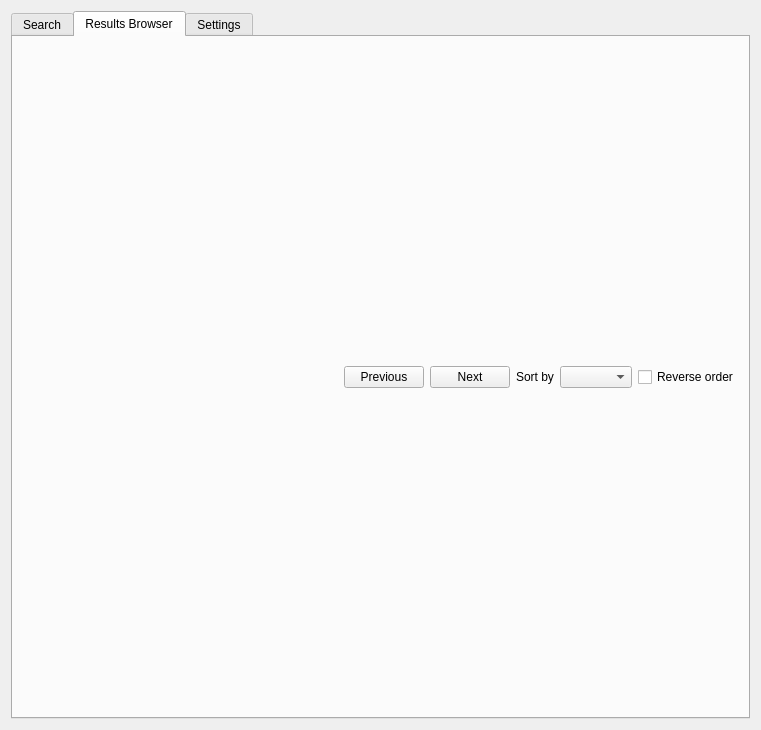
Old version of the form src/qgis_stac/ui/qgis_stac_widget.ui in the repository stac-utils/qgis-stac-plugin.
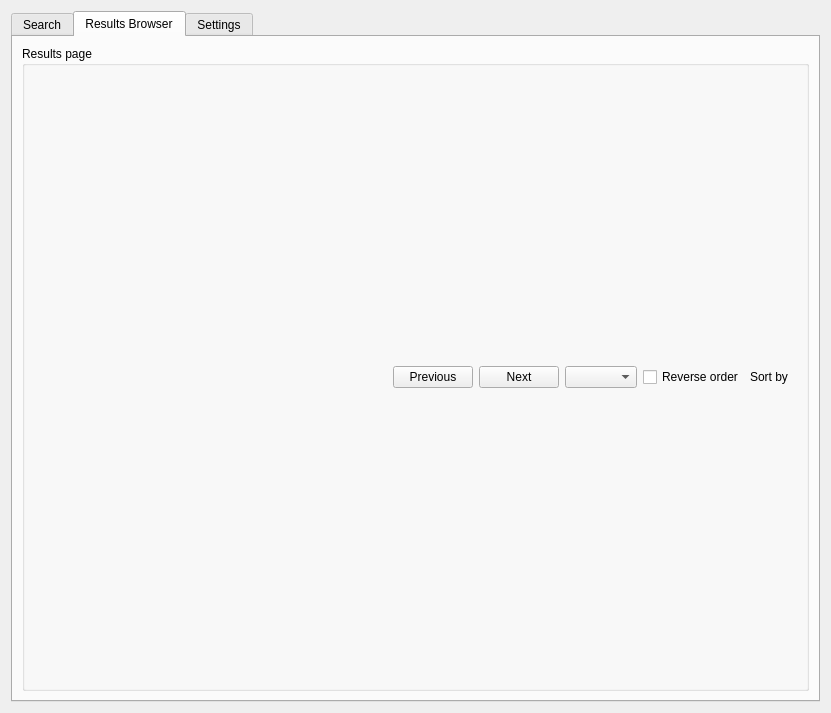
New version of the form. The open tabs and pages were chosen to show the change. Custom widgets are drawn as their Qt base class.

Commit message: hide pagination

Patch:
```diff
--- a/src/qgis_stac/ui/qgis_stac_widget.ui
+++ b/src/qgis_stac/ui/qgis_stac_widget.ui
@@ -6,8 +6,8 @@
    <rect>
     <x>0</x>
     <y>0</y>
-    <width>761</width>
-    <height>730</height>
+    <width>831</width>
+    <height>713</height>
    </rect>
   </property>
   <property name="font">
@@ -340,14 +340,32 @@
       <attribute name="title">
        <string>Results Browser</string>
       </attribute>
-      <layout class="QHBoxLayout" name="horizontalLayout_7">
+      <layout class="QVBoxLayout" name="verticalLayout_8">
+       <item>
+        <widget class="QGroupBox" name="groupBox">
+         <property name="title">
+          <string>Results page</string>
+         </property>
+         <layout class="QVBoxLayout" name="verticalLayout_9">
+          <item>
+           <layout class="QHBoxLayout" name="horizontalLayout_11"/>
+          </item>
+          <item>
+           <widget class="QWidget" name="pagination" native="true">
+            <layout class="QHBoxLayout" name="horizontalLayout_12">
        <item>
         <layout class="QHBoxLayout" name="horizontalLayout_5">
+               <property name="sizeConstraint">
+                <enum>QLayout::SetMinimumSize</enum>
+               </property>
          <item>
           <spacer name="horizontalSpacer">
            <property name="orientation">
             <enum>Qt::Horizontal</enum>
            </property>
+                 <property name="sizeType">
+                  <enum>QSizePolicy::Expanding</enum>
+                 </property>
            <property name="sizeHint" stdset="0">
             <size>
              <width>40</width>
@@ -388,6 +406,38 @@
            </property>
           </widget>
          </item>
+               <item>
+                <widget class="QComboBox" name="sort_field_cmb">
+                 <property name="sizePolicy">
+                  <sizepolicy hsizetype="Preferred" vsizetype="Maximum">
+                   <horstretch>0</horstretch>
+                   <verstretch>0</verstretch>
+                  </sizepolicy>
+                 </property>
+                 <property name="minimumSize">
+                  <size>
+                   <width>0</width>
+                   <height>0</height>
+                  </size>
+                 </property>
+                </widget>
+               </item>
+               <item>
+                <widget class="QCheckBox" name="reverse_order_chb">
+                 <property name="minimumSize">
+                  <size>
+                   <width>0</width>
+                   <height>0</height>
+                  </size>
+                 </property>
+                 <property name="layoutDirection">
+                  <enum>Qt::LeftToRight</enum>
+                 </property>
+                 <property name="text">
+                  <string>Reverse order</string>
+                 </property>
+                </widget>
+               </item>
          <item>
           <widget class="QLabel" name="label_9">
            <property name="sizePolicy">
@@ -407,39 +457,13 @@
            </property>
           </widget>
          </item>
-         <item>
-          <widget class="QComboBox" name="sort_field_cmb">
-           <property name="sizePolicy">
-            <sizepolicy hsizetype="Preferred" vsizetype="Maximum">
-             <horstretch>0</horstretch>
-             <verstretch>0</verstretch>
-            </sizepolicy>
-           </property>
-           <property name="minimumSize">
-            <size>
-             <width>0</width>
-             <height>0</height>
-            </size>
-           </property>
-          </widget>
-         </item>
-         <item>
-          <widget class="QCheckBox" name="reverse_order_chb">
-           <property name="minimumSize">
-            <size>
-             <width>0</width>
-             <height>0</height>
-            </size>
-           </property>
-           <property name="layoutDirection">
-            <enum>Qt::LeftToRight</enum>
-           </property>
-           <property name="text">
-            <string>Reverse order</string>
-           </property>
+              </layout>
+             </item>
+            </layout>
           </widget>
          </item>
         </layout>
+        </widget>
        </item>
       </layout>
      </widget>
```
Left out of the diff: 2 changed lines with no effect on the pictures. Lines whose indentation alone changed are shown as unchanged. The commit also changes 1 other file.
